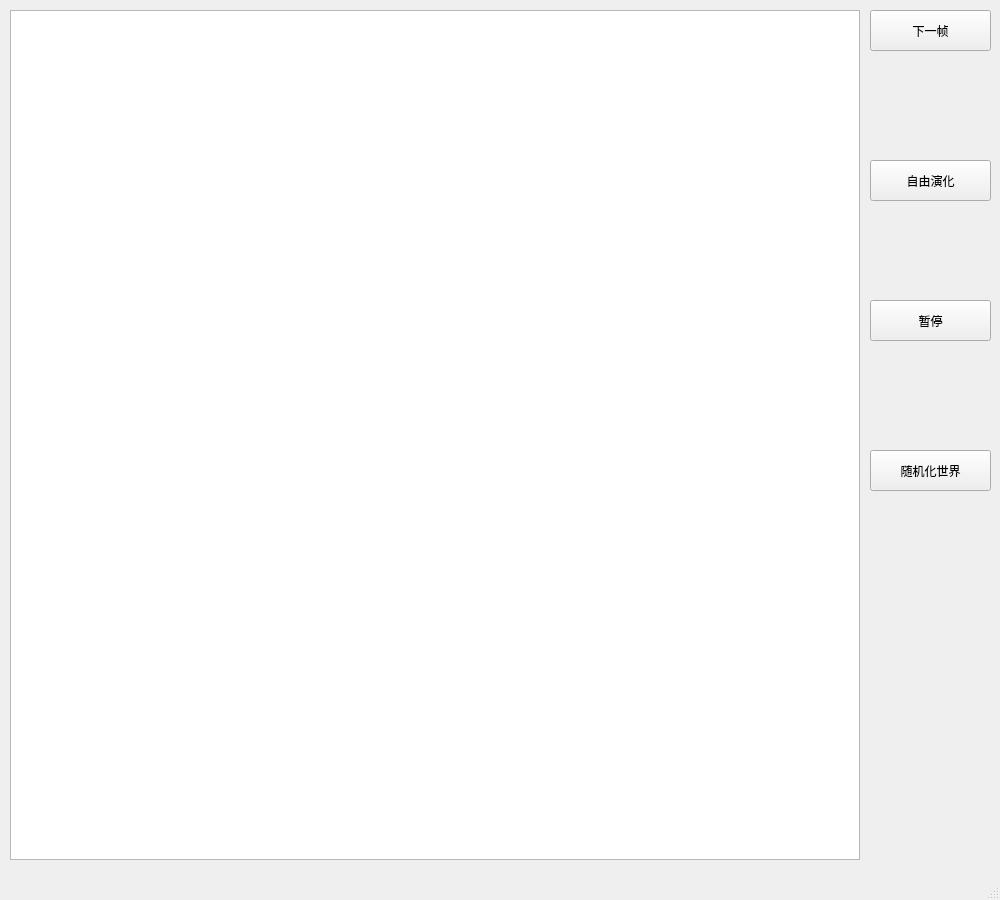
This is maindisplayport.ui in desire2020/YSFL as Qt 5 draws it before an edit. The edited form follows.
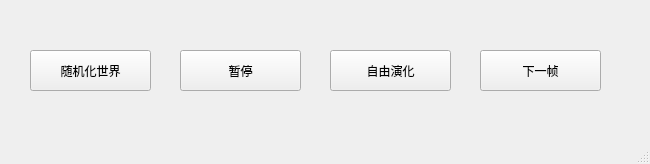
This is the edited form.

Diff of the .ui file:
```diff
--- a/maindisplayport.ui
+++ b/maindisplayport.ui
@@ -6,8 +6,8 @@
    <rect>
     <x>0</x>
     <y>0</y>
-    <width>1000</width>
-    <height>900</height>
+    <width>650</width>
+    <height>164</height>
    </rect>
   </property>
   <property name="windowTitle">
@@ -23,33 +23,11 @@
    <bool>false</bool>
   </property>
   <widget class="QWidget" name="centralWidget">
-   <widget class="QGraphicsView" name="graphicsView">
-    <property name="geometry">
-     <rect>
-      <x>10</x>
-      <y>10</y>
-      <width>850</width>
-      <height>850</height>
-     </rect>
-    </property>
-    <property name="cursor" stdset="0">
-     <cursorShape>ArrowCursor</cursorShape>
-    </property>
-    <property name="verticalScrollBarPolicy">
-     <enum>Qt::ScrollBarAlwaysOff</enum>
-    </property>
-    <property name="horizontalScrollBarPolicy">
-     <enum>Qt::ScrollBarAlwaysOff</enum>
-    </property>
-    <property name="sizeAdjustPolicy">
-     <enum>QAbstractScrollArea::AdjustToContents</enum>
-    </property>
-   </widget>
    <widget class="QPushButton" name="pushButton">
     <property name="geometry">
      <rect>
-      <x>870</x>
-      <y>10</y>
+      <x>480</x>
+      <y>50</y>
       <width>121</width>
       <height>41</height>
      </rect>
@@ -61,8 +39,8 @@
    <widget class="QPushButton" name="pushButton_2">
     <property name="geometry">
      <rect>
-      <x>870</x>
-      <y>160</y>
+      <x>330</x>
+      <y>50</y>
       <width>121</width>
       <height>41</height>
      </rect>
@@ -74,8 +52,8 @@
    <widget class="QPushButton" name="pushButton_3">
     <property name="geometry">
      <rect>
-      <x>870</x>
-      <y>300</y>
+      <x>180</x>
+      <y>50</y>
       <width>121</width>
       <height>41</height>
      </rect>
@@ -87,8 +65,8 @@
    <widget class="QPushButton" name="pushButton_4">
     <property name="geometry">
      <rect>
-      <x>870</x>
-      <y>450</y>
+      <x>30</x>
+      <y>50</y>
       <width>121</width>
       <height>41</height>
      </rect>
```
Left out of the diff: 2 changed lines with no effect on the pictures.
